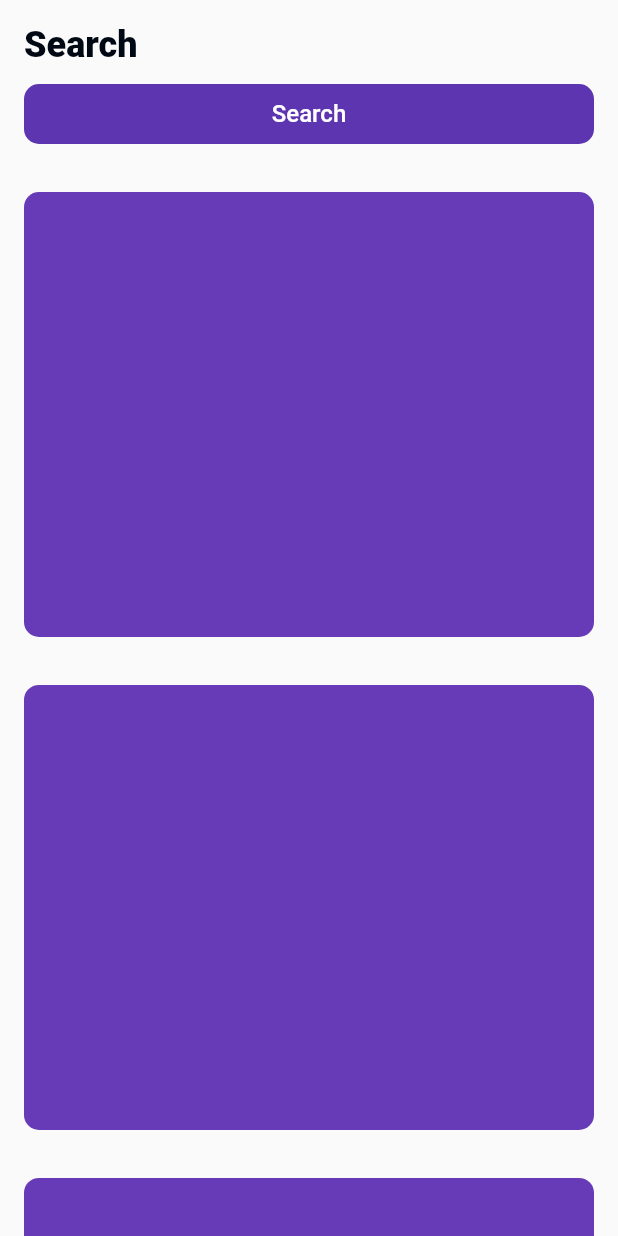
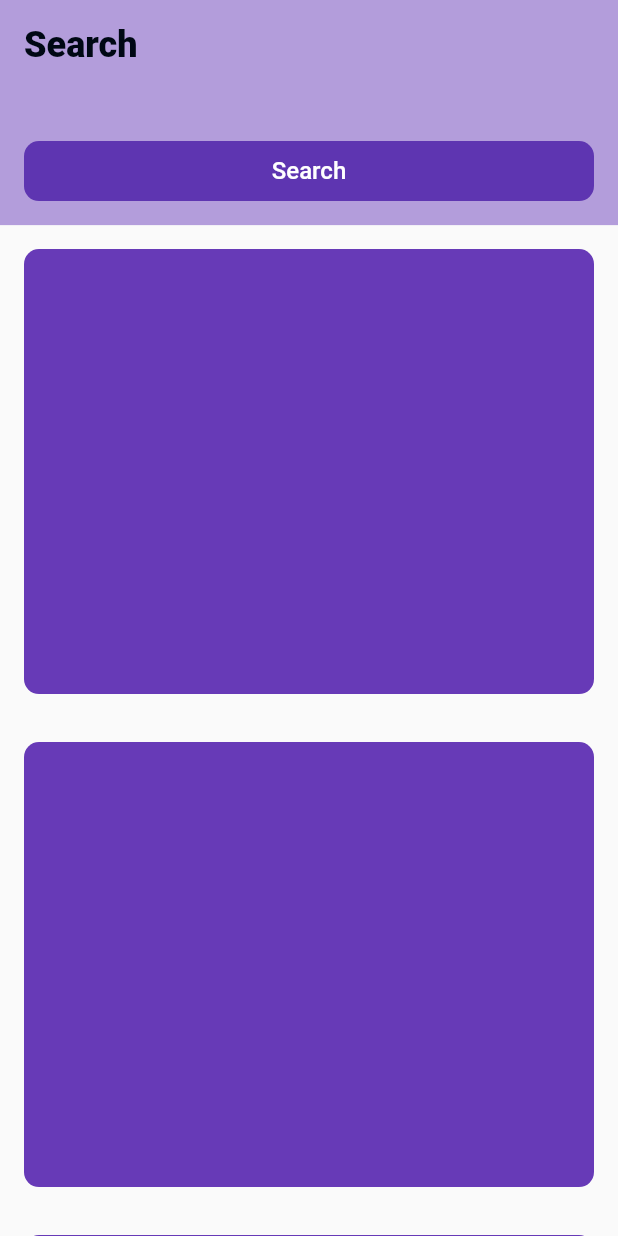
Before and after one commit to SubashXess/Institute-App, a Flutter app: the TestPage1 screen opened by its route, on a phone screen of 412 x 824 dp. Run offline on Flutter 3.47's test engine with Material 2 defaults, Android fonts, the phone set to English and light mode, and no system bars; our stand-ins replace badges, flutter_svg.

Commit message:
test-page-2-v1

```diff
--- a/lib/constants/routes.dart
+++ b/lib/constants/routes.dart
@@ -6,6 +6,7 @@ import 'package:institute_app/screens/homepage/homepage.dart';
 import 'package:institute_app/screens/profilepage/profilepage.dart';
 import 'package:institute_app/screens/searchpage/searchpage.dart';
 import 'package:institute_app/screens/signup_page/signup_page.dart';
+import 'package:institute_app/screens/test_page/test_page2.dart';
 import 'package:institute_app/screens/test_page/testpage1.dart';
 import 'package:institute_app/screens/verification_page/email_verification_page.dart';
 import 'package:institute_app/screens/verification_page/forgot_password_verification_waiting_page.dart';
@@ -25,7 +26,7 @@ final Map<String, WidgetBuilder> routes = {
   '/searchpage': (context) => const SearchPage(),
   '/profilepage': (context) => const ProfilePage(),
 
-
   // App Test Page
   '/testpage1': (context) => const TestPage1(),
+  '/testpage2': (context) => const TestPage2(),
 };
--- a/lib/main.dart
+++ b/lib/main.dart
@@ -20,7 +20,7 @@ class MyApp extends StatelessWidget {
         title: 'Institute App',
         debugShowCheckedModeBanner: false,
         theme: ThemeData(primarySwatch: Colors.blue),
-        initialRoute: '/testpage1', // signin_page   dashboard
+        initialRoute: '/testpage2', // signin_page   dashboard
         routes: routes,
       ),
     );
--- a/lib/screens/test_page/testpage1.dart
+++ b/lib/screens/test_page/testpage1.dart
@@ -17,17 +17,79 @@ class _TestPage1State extends State<TestPage1> {
   Widget build(BuildContext context) {
     Size size = MediaQuery.of(context).size;
     return Scaffold(
-      body: SingleChildScrollView(
-        child: Column(
-          crossAxisAlignment: CrossAxisAlignment.start,
-          mainAxisSize: MainAxisSize.min,
-          children: [
-            SafeArea(
-              child: AnimatedContainer(
-                width: size.width,
-                height: selected ? 72.0 : 112.0,
-                duration: duration,
-                curve: Curves.fastLinearToSlowEaseIn,
+      body: Stack(
+        alignment: Alignment.topCenter,
+        children: [
+          SingleChildScrollView(
+            child: AnimatedContainer(
+              width: size.width,
+              duration: duration,
+              curve: Curves.fastLinearToSlowEaseIn,
+              margin: EdgeInsets.only(
+                  top: selected ? kToolbarHeight * 2.0 : kToolbarHeight * 2.68),
+              child: Column(
+                children: [
+                  Container(
+                    width: size.width,
+                    height: size.height * 0.36,
+                    margin: const EdgeInsets.all(16.0),
+                    decoration: BoxDecoration(
+                      borderRadius: BorderRadius.circular(10.0),
+                      color: Colors.deepPurple,
+                    ),
+                  ),
+                  Container(
+                    width: size.width,
+                    height: size.height * 0.36,
+                    margin: const EdgeInsets.all(16.0),
+                    decoration: BoxDecoration(
+                      borderRadius: BorderRadius.circular(10.0),
+                      color: Colors.deepPurple,
+                    ),
+                  ),
+                  Container(
+                    width: size.width,
+                    height: size.height * 0.36,
+                    margin: const EdgeInsets.all(16.0),
+                    decoration: BoxDecoration(
+                      borderRadius: BorderRadius.circular(10.0),
+                      color: Colors.deepPurple,
+                    ),
+                  ),
+                  Container(
+                    width: size.width,
+                    height: size.height * 0.36,
+                    margin: const EdgeInsets.all(16.0),
+                    decoration: BoxDecoration(
+                      borderRadius: BorderRadius.circular(10.0),
+                      color: Colors.deepPurple,
+                    ),
+                  ),
+                  Container(
+                    width: size.width,
+                    height: size.height * 0.36,
+                    margin: const EdgeInsets.all(16.0),
+                    decoration: BoxDecoration(
+                      borderRadius: BorderRadius.circular(10.0),
+                      color: Colors.deepPurple,
+                    ),
+                  ),
+                ],
+              ),
+            ),
+          ),
+          Positioned(
+            top: 0,
+            child: AnimatedContainer(
+              width: size.width,
+              // height: selected ? 72.0 : 112.0,
+              height: selected ? kToolbarHeight * 2.0 : kToolbarHeight * 2.68,
+              duration: duration,
+              curve: Curves.fastLinearToSlowEaseIn,
+              decoration: BoxDecoration(
+                color: Colors.deepPurple.shade200,
+              ),
+              child: SafeArea(
                 child: Stack(
                   alignment: Alignment.topLeft,
                   children: [
@@ -52,7 +114,7 @@ class _TestPage1State extends State<TestPage1> {
                     ),
                     AnimatedPositioned(
                       height: 40.0,
-                      width: selected ? size.width / 1.4 : size.width,
+                      width: selected ? size.width / 1.24 : size.width, // 1.4
                       bottom: selected ? 16.0 : 16.0,
                       duration: duration,
                       curve: Curves.fastLinearToSlowEaseIn,
@@ -84,7 +146,7 @@ class _TestPage1State extends State<TestPage1> {
                     ),
                     AnimatedPositioned(
                       height: 40.0,
-                      width: selected ? size.width / 2.6 - 48.0 : 0.0,
+                      width: selected ? size.width / 3.0 - 48.0 : 0.0, // 2.6
                       bottom: selected ? 16.0 : 16.0,
                       right: selected ? 16.0 : 0.0,
                       duration: duration,
@@ -101,20 +163,18 @@ class _TestPage1State extends State<TestPage1> {
                             });
                           },
                           child: Container(
-                            width: size.width / 2.6 - 48.0, // 32.0
-                            height: 40.0,
+                            alignment: Alignment.centerRight,
                             decoration: BoxDecoration(
                               borderRadius: BorderRadius.circular(10.0),
+                              // color: Colors.deepPurple.shade200,
                             ),
-                            child: Center(
-                              child: Text(
-                                'Cancel',
-                                maxLines: 1,
-                                overflow: TextOverflow.fade,
-                                softWrap: true,
-                                style:
-                                    AppTextStyle.h3TextStyle(color: Colors.red),
-                              ),
+                            child: Text(
+                              'Cancel',
+                              maxLines: 1,
+                              overflow: TextOverflow.fade,
+                              softWrap: true,
+                              style:
+                                  AppTextStyle.h3TextStyle(color: Colors.red),
                             ),
                           ),
                         ),
@@ -124,129 +184,9 @@ class _TestPage1State extends State<TestPage1> {
                 ),
               ),
             ),
-            Container(
-              width: size.width,
-              height: size.height * 0.36,
-              margin: const EdgeInsets.all(16.0),
-              decoration: BoxDecoration(
-                borderRadius: BorderRadius.circular(10.0),
-                color: Colors.deepPurple,
-              ),
-            ),
-            Container(
-              width: size.width,
-              height: size.height * 0.36,
-              margin: const EdgeInsets.all(16.0),
-              decoration: BoxDecoration(
-                borderRadius: BorderRadius.circular(10.0),
-                color: Colors.deepPurple,
-              ),
-            ),
-            Container(
-              width: size.width,
-              height: size.height * 0.36,
-              margin: const EdgeInsets.all(16.0),
-              decoration: BoxDecoration(
-                borderRadius: BorderRadius.circular(10.0),
-                color: Colors.deepPurple,
-              ),
-            ),
-            Container(
-              width: size.width,
-              height: size.height * 0.36,
-              margin: const EdgeInsets.all(16.0),
-              decoration: BoxDecoration(
-                borderRadius: BorderRadius.circular(10.0),
-                color: Colors.deepPurple,
-              ),
-            ),
-            Container(
-              width: size.width,
-              height: size.height * 0.36,
-              margin: const EdgeInsets.all(16.0),
-              decoration: BoxDecoration(
-                borderRadius: BorderRadius.circular(10.0),
-                color: Colors.deepPurple,
-              ),
-            ),
-          ],
-        ),
+          ),
+        ],
       ),
     );
   }
 }
-
-// SafeArea(
-//   child: Container(
-//     width: size.width,
-//     height: 56.0,
-//     color: Colors.red.shade200,
-//     child: AnimatedOpacity(
-//       opacity: opacityLevel,
-//       duration: const Duration(seconds: 2),
-//       curve: Curves.fastLinearToSlowEaseIn,
-//       child: Stack(
-//         children: [
-//           AnimatedPositioned(
-//             width: size.width,
-//             duration: const Duration(seconds: 2),
-//             curve: Curves.fastLinearToSlowEaseIn,
-//             top: selected ? -32.0 : 0.0,
-//             child: Padding(
-//               padding: const EdgeInsets.symmetric(
-//                   horizontal: 16.0, vertical: 16.0),
-//               child: Text(
-//                 'Search',
-//                 style: AppTextStyle.h0TextStyle(),
-//               ),
-//             ),
-//           ),
-//         ],
-//       ),
-//     ),
-//   ),
-// ),
-// // const SizedBox(height: 16.0),
-// InkWell(
-//   onTap: () {
-//     setState(
-//       () {
-//         selected = !selected;
-//         opacityLevel = opacityLevel == 0.0 ? 1.0 : 0.0;
-//       },
-//     );
-//   },
-//   child: Container(
-//     width: size.width,
-//     height: 46.0,
-//     margin: const EdgeInsets.symmetric(horizontal: 16.0),
-//     decoration: BoxDecoration(
-//       borderRadius: BorderRadius.circular(10.0),
-//       color: Colors.deepPurple,
-//     ),
-//   ),
-// ),
-// Stack(
-//   children: [
-//     AnimatedPositioned(
-//       width: selected ? size.width - 32.0 : size.width - 32.0,
-//       height: selected ? 50.0 : 50.0,
-//       top: selected ? 0.0 : 0.0,
-//       duration: const Duration(seconds: 2),
-//       curve: Curves.fastLinearToSlowEaseIn,
-//       child: GestureDetector(
-//         onTap: () {
-//           setState(() {
-//             selected = !selected;
-//           });
-//         },
-//         child: Container(
-//           decoration: BoxDecoration(
-//             borderRadius: BorderRadius.circular(10),
-//             color: Colors.deepPurple,
-//           ),
-//         ),
-//       ),
-//     ),
-//   ],
-// ),
```
Also changed, not shown: lib/screens/test_page/test_page2.dart (added, +117 -0 lines).
